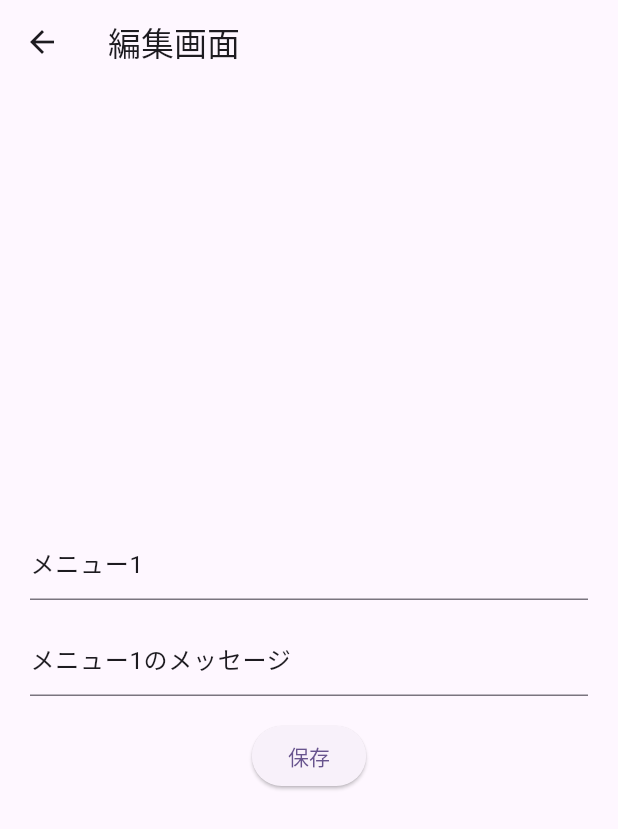
After one commit to harutiro/todo_list_flutter, a Flutter app: the screen it shows after launch, after a tap on "メニュー1", on a phone screen of 412 x 824 dp. The commit adds this screen. Shown: the top 829 px of the screen. Run offline on Flutter 3.47's test engine with Material 2 defaults, Android fonts, the phone set to English and light mode, and no system bars; our stand-ins replace flutter_hooks, hooks_riverpod.

Commit message:
add: 動くように変更した。

```diff
--- /dev/null
+++ b/lib/Utility/UUIDUtility.dart
@@ -0,0 +1,8 @@
+import 'package:uuid/uuid.dart';
+
+class UUIDUtility {
+  static String generateUUID() {
+    var uuid = const Uuid();
+    return uuid.v4();
+  }
+}
--- a/lib/model/todoModel.dart
+++ b/lib/model/todoModel.dart
@@ -1,7 +1,8 @@
-class TodoModel{
-  String title;
-  String message;
+class TodoModel {
+  String id = "";
+  String title = "";
+  String message = "";
   bool isDone = false;
 
-  TodoModel({required this.title, required this.message});
+  TodoModel({required this.title, required this.message, required this.id});
 }
--- a/lib/view/components/todo_list.dart
+++ b/lib/view/components/todo_list.dart
@@ -1,31 +1,54 @@
 import 'package:flutter/cupertino.dart';
 import 'package:flutter/material.dart';
 import 'package:flutter_hooks/flutter_hooks.dart';
+import 'package:provider/provider.dart';
+import 'package:todo_list/model/todoModel.dart';
 import 'package:todo_list/view_model/home_view_model.dart';
 
 class TodoList extends HookWidget{
-
-  final HomeViewModel homeViewModel;
-  const TodoList(this.homeViewModel, {Key? key}) : super(key: key);
-
+  const TodoList({super.key});
   @override
   Widget build(BuildContext context) {
+
+    // Provider.of<T>(context) で親Widgetからデータを受け取る
+    // ※ 受け取るデータの クラス と <T> は揃えましょう
+    final viewModel = Provider.of<HomeViewModel>(context);
+
     return ListView.builder(
-      itemCount: homeViewModel.todoList.length,
+        itemCount: viewModel.todoList.length,
         itemBuilder: (BuildContext context, int index) {
-        return _menuItem(homeViewModel.todoList[index].title, const Icon(Icons.arrow_forward_ios));
-      },
+          return MenuItem(
+              viewModel.todoList[index].title,
+              const Icon(Icons.arrow_forward_ios),
+              index,
+              viewModel.todoList[index].isDone
+          );
+        }
     );
   }
 }
 
-Widget _menuItem(String title, Icon icon) {
+
+class MenuItem extends StatelessWidget{
+
+  final String title;
+  final Icon icon;
+  final int index;
+  final bool isDone;
+
+  const MenuItem(this.title, this.icon, this.index, this.isDone, {super.key});
+
+  @override
+  Widget build(BuildContext context) {
+
+    final viewModel = Provider.of<HomeViewModel>(context);
+
     return GestureDetector(
       child:Container(
           padding: const EdgeInsets.all(8.0),
-        decoration: const BoxDecoration(
-            // 枠線
-            border: Border(bottom: BorderSide(width: 1.0, color: Colors.grey))
+          decoration: BoxDecoration(
+              border: Border.all(color: Colors.grey),
+              color: isDone ? Colors.grey : Colors.white
           ),
           child: Row(
             children: <Widget>[
@@ -44,7 +67,9 @@ Widget _menuItem(String title, Icon icon) {
           )
       ),
       onTap: () {
-      print("onTap called.");
+        viewModel.onTapMenu(context, index);
+        print("onTapMenu");
       },
     );
   }
+}
--- /dev/null
+++ b/lib/view/ui/edit_page.dart
@@ -0,0 +1,87 @@
+import 'package:flutter/material.dart';
+import 'package:provider/provider.dart';
+import 'package:todo_list/Utility/UUIDUtility.dart';
+import 'package:uuid/uuid.dart';
+
+
+import '../../model/todoModel.dart';
+import '../../view_model/edit_view_model.dart';
+
+class EditPage extends StatelessWidget {
+
+  final TodoModel? todoModel;
+
+  const EditPage(this.todoModel);
+
+  @override
+  Widget build(BuildContext context) {
+
+    final editViewModel = EditViewModel();
+
+    return ChangeNotifierProvider<EditViewModel>(
+      create: (context) => editViewModel,
+      child: Scaffold(
+        appBar: AppBar(
+          title: const Text('編集画面'),
+        ),
+        body: Form(todoModel: todoModel),
+      )
+    );
+  }
+}
+
+class Form extends StatelessWidget {
+
+  final TodoModel? todoModel;
+  const Form({Key? key, this.todoModel}) : super(key: key);
+
+  @override
+  Widget build(BuildContext context) {
+
+    // Use TextEditingController to manage the input text
+    final titleController = TextEditingController(text: todoModel?.title ?? '');
+    final messageController = TextEditingController(text: todoModel?.message ?? '');
+
+    final editViewModel = Provider.of<EditViewModel>(context);
+
+    return Container(
+      // マージンをつける
+      margin: const EdgeInsets.all(20),
+      child: Column(
+        mainAxisAlignment: MainAxisAlignment.center,
+        children: [
+          Padding(
+            padding: const EdgeInsets.only(bottom: 16), // 下部にマージンを追加
+            child: TextField(
+              controller: titleController,
+              decoration: const InputDecoration(
+                hintText: 'タイトル',
+              ),
+            ),
+          ),
+          Padding(
+            padding: const EdgeInsets.only(bottom: 16), // 下部にマージンを追加
+            child: TextField(
+              controller: messageController,
+              decoration: const InputDecoration(
+                hintText: 'メッセージ',
+              ),
+            ),
+          ),
+          ElevatedButton(
+            onPressed: () {
+              editViewModel.saveTodo(
+                context,
+                titleController.text,
+                messageController.text,
+                todoModel?.id ?? UUIDUtility.generateUUID(),
+                todoModel == null
+              );
+            },
+            child: const Text('保存'),
+          ),
+        ],
+      ),
+    );
+  }
+}
--- a/lib/view/ui/home.dart
+++ b/lib/view/ui/home.dart
@@ -1,6 +1,8 @@
 import 'package:flutter/material.dart';
 import 'package:flutter_hooks/flutter_hooks.dart';
+import 'package:provider/provider.dart';
 import 'package:todo_list/view/components/todo_list.dart';
+import 'package:todo_list/view/ui/edit_page.dart';
 
 import '../../view_model/home_view_model.dart';
 
@@ -9,9 +11,17 @@ class Home extends HookWidget{
 
   @override
   Widget build(BuildContext context) {
+    return ChangeNotifierProvider<HomeViewModel>(
+      // 渡すデータ
+      create: (context) => HomeViewModel(),
+      child: HomeView()
+    );
+  }
+}
 
-    final homeViewModel = HomeViewModel();
-
+class HomeView extends StatelessWidget {
+  @override
+  Widget build(BuildContext context) {
     return Scaffold(
       appBar: AppBar(
         title: const Text('Home'),//タイトル
@@ -19,7 +29,15 @@ class Home extends HookWidget{
         backgroundColor: Colors.green,//背景色を指定
         elevation: 40, // Appbar下に影を大きく指定
       ),
-      body: TodoList(homeViewModel),
+      body: const TodoList(),
+      floatingActionButton: FloatingActionButton(
+        onPressed: () {
+          final viewModel = Provider.of<HomeViewModel>(context, listen: false);
+          viewModel.presentEditPage(context, null);
+        },
+        tooltip: 'Increment',
+        child: const Icon(Icons.add),
+      ),
     );
   }
 }
--- /dev/null
+++ b/lib/view_model/db_todo.dart
@@ -0,0 +1,39 @@
+import 'package:todo_list/Utility/UUIDUtility.dart';
+
+import '../model/todoModel.dart';
+
+class DbTodo {
+  static final todoList = [
+    TodoModel(title: "メニュー1", message: "メニュー1のメッセージ", id: UUIDUtility.generateUUID()),
+    TodoModel(title: "メニュー2", message: "メニュー2のメッセージ", id: UUIDUtility.generateUUID()),
+    TodoModel(title: "メニュー3", message: "メニュー3のメッセージ", id: UUIDUtility.generateUUID()),
+    TodoModel(title: "メニュー4", message: "メニュー4のメッセージ", id: UUIDUtility.generateUUID()),
+  ];
+
+  static List<TodoModel> readAllTodoDb() {
+    // TodoListのindexの場所のdoneをtrueにする
+    return DbTodo.todoList;
+  }
+
+  static TodoModel readTodoDb(int index) {
+    return DbTodo.todoList[index];
+  }
+
+  static void addTodoDb(TodoModel todoModel) {
+    // TodoListのindexの場所のdoneをtrueにする
+    DbTodo.todoList.add(todoModel);
+  }
+
+  static void updateTodoDb(TodoModel todoModel, int index) {
+    // TodoListのindexの場所のdoneをtrueにする
+    DbTodo.todoList[index] = todoModel;
+  }
+
+  static String lastId() {
+    return DbTodo.todoList.last.id;
+  }
+
+  static int indexSearch(String id) {
+    return DbTodo.todoList.indexWhere((element) => element.id == id);
+  }
+}
--- a/lib/view_model/home_view_model.dart
+++ b/lib/view_model/home_view_model.dart
@@ -1,21 +1,72 @@
 import 'package:flutter/cupertino.dart';
+import 'package:flutter/material.dart';
 import 'package:hooks_riverpod/hooks_riverpod.dart';
 import 'package:todo_list/view/components/todo_list.dart';
+import 'package:todo_list/view/ui/edit_page.dart';
+import 'package:todo_list/view_model/db_todo.dart';
 
 import '../model/todoModel.dart';
 
-class HomeViewModel {
+class HomeViewModel extends ChangeNotifier{
 
-  final todoList = [
-    TodoModel(title: "メニュー1", message: "メニュー1のメッセージ"),
-    TodoModel(title: "メニュー2", message: "メニュー2のメッセージ"),
-    TodoModel(title: "メニュー3", message: "メニュー3のメッセージ"),
-    TodoModel(title: "メニュー4", message: "メニュー4のメッセージ"),
-  ];
+  List<TodoModel> todoList = [];
+
+  HomeViewModel(){
+    readAllTodoDb();
+  }
+
+  void readAllTodoDb() {
+    // TodoListのindexの場所のdoneをtrueにする
+    todoList = DbTodo.readAllTodoDb();
+    notifyListeners();
+  }
+
+  TodoModel readTodoDb(int index) {
+    return DbTodo.readTodoDb(index);
+  }
+
+  void addTodoDb(TodoModel todoModel) {
+    // TodoListのindexの場所のdoneをtrueにする
+    DbTodo.addTodoDb(todoModel);
+    readAllTodoDb();
+    notifyListeners();
+  }
+
+  void updateTodoDb(TodoModel todoModel, int index) async {
+    // TodoListのindexの場所のdoneをtrueにする
+    DbTodo.updateTodoDb(todoModel, index);
+    readAllTodoDb();
+  }
 
   void onTapMenu(BuildContext context, int index) {
-    // TodoListのindexの場所のdoneをtrueにする
-    todoList[index].isDone = true;
+    // 編集画面に遷移
+    final item = readTodoDb(index);
+    presentEditPage(context,item);
   }
 
+  Future<void> presentEditPage(BuildContext context, TodoModel? item) async {
+    final resultTodo = await Navigator.of(context).push(
+      MaterialPageRoute(builder: (context) => EditPage(item),
+    ));
+
+    if (resultTodo != null) {
+      // リストのデータを更新
+      print("更新");
+      print( DbTodo.indexSearch(resultTodo.id));
+
+      if(-1 == DbTodo.indexSearch(resultTodo.id)){
+        addTodoDb(resultTodo);
+        todoList.forEach((element) {
+          print(element.title);
+        });
+      }else{
+        updateTodoDb(resultTodo, DbTodo.indexSearch(resultTodo.id));
+        todoList.forEach((element) {
+          print(element.title);
+        });
+      }
+
+      notifyListeners();
+    }
+  }
 }
--- a/pubspec.yaml
+++ b/pubspec.yaml
@@ -37,6 +37,8 @@ dependencies:
   cupertino_icons: ^1.0.2
   flutter_hooks: ^0.20.3
   hooks_riverpod: ^2.4.5
+  provider: ^5.0.0
+  uuid: ^4.2.1
 
 dev_dependencies:
   flutter_test:
```
Also changed, not shown: lib/view_model/edit_view_model.dart (added, +39 -0 lines), pubspec.lock. Lines whose indentation alone changed are shown as unchanged.
